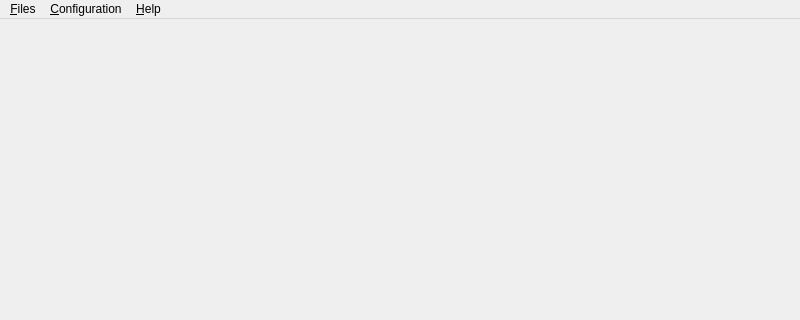
First picture: the form in qmesydaq/mainwindow.ui, repository flueke/qmesydaq, before the edit; both pictures show x 0 to 800 and y 0 to 320 of the 800 by 600 pixel window.
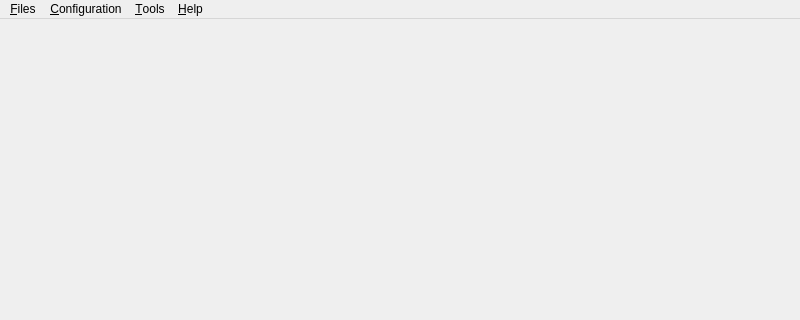
Second picture: the form after the edit. Icons and pictures are not drawn.

Commit message:
Add a separate menu entry for the pulser in the tools menu
The pulser is only enabled in the 'expert' or 'superuser' mode and
it is moved into a separate dialog which is no modal anymore.

The edit to the form file:
```diff
--- a/qmesydaq/mainwindow.ui
+++ b/qmesydaq/mainwindow.ui
@@ -22,7 +22,7 @@
      <x>0</x>
      <y>0</y>
      <width>800</width>
-     <height>23</height>
+     <height>21</height>
     </rect>
    </property>
    <widget class="QMenu" name="menu_Files">
@@ -87,8 +87,18 @@
     <addaction name="separator"/>
     <addaction name="menuRemoteInterface"/>
    </widget>
+   <widget class="QMenu" name="menuTools">
+    <property name="enabled">
+     <bool>true</bool>
+    </property>
+    <property name="title">
+     <string>&amp;Tools</string>
+    </property>
+    <addaction name="actionPulser"/>
+   </widget>
    <addaction name="menu_Files"/>
    <addaction name="menu_Configuration"/>
+   <addaction name="menuTools"/>
    <addaction name="menu_Help"/>
   </widget>
   <widget class="QStatusBar" name="statusbar"/>
```
Left out of the diff: 8 changed lines with no effect on the pictures. The commit also changes 11 other files.
